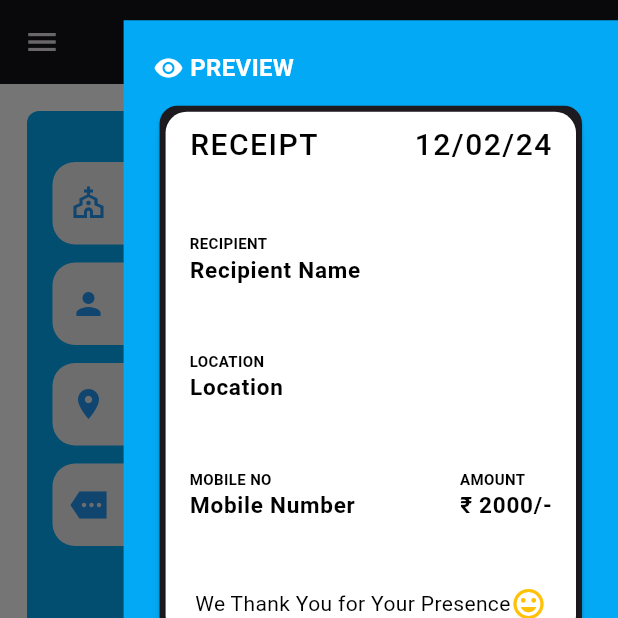
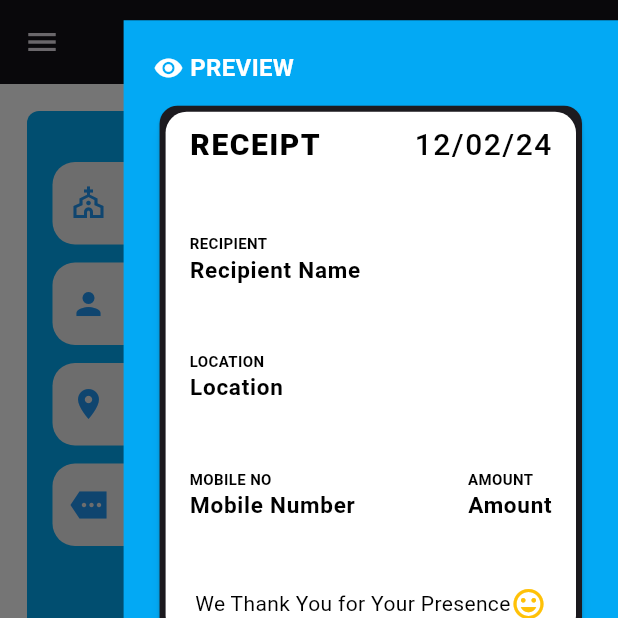
Before and after one commit to AmalanRapheal/Invoice_Generator, a Flutter app: the screen it shows after launch, after a tap on the "find in page" icon, on a phone screen of 412 x 824 dp, the top half of it. Run offline on Flutter 3.47's test engine with Material 3 defaults, Android fonts, the phone set to English and light mode, and no system bars; our stand-ins replace firebase_core, firebase_database; accounts and stored records are empty.

```diff
--- a/lib/modal/customer_model.dart
+++ b/lib/modal/customer_model.dart
@@ -6,14 +6,26 @@ class Customer {
 }
 
 class CustomerData {
+  String? event;
   String? name;
+  String? location;
+  String? remarks;
   String? mobile;
   String? amount;
 
-  CustomerData({this.name, this.mobile, this.amount});
+  CustomerData(
+      {this.event,
+      this.name,
+      this.location,
+      this.remarks,
+      this.mobile,
+      this.amount});
 
   CustomerData.fromJson(Map<dynamic, dynamic> json) {
+    event = json["event"];
     name = json["name"];
+    location = json["location"];
+    remarks = json["remarks"];
     mobile = json["mobile"];
     amount = json["amount"];
   }
--- a/lib/modal/menu_model.dart
+++ b/lib/modal/menu_model.dart
@@ -3,6 +3,7 @@ import 'package:flutter/material.dart';
 class MenuModel {
   final IconData icon;
   final String title;
+  final void Function()? onTap;
 
-  const MenuModel({required this.icon, required this.title});
+  const MenuModel({required this.icon, required this.title, this.onTap});
 }
--- a/lib/widgets/data_card.dart
+++ b/lib/widgets/data_card.dart
@@ -18,10 +18,11 @@ class _DataCardState extends State<DataCard> {
   final TextEditingController locationController = TextEditingController();
   final TextEditingController remarksController = TextEditingController();
   final TextEditingController mobileNumberController = TextEditingController();
+  final TextEditingController amountController = TextEditingController();
 
   List<Customer> customerList = [];
 
-  bool updateCustomer = true;
+  bool updateCustomer = false;
 
   @override
   void initState() {
@@ -181,7 +182,7 @@ class _DataCardState extends State<DataCard> {
                   suffixIcon: Icon(Icons.abc),
                 ),
                 onChanged: (value) {
-                  setState(() {});
+                  // setState(() {});
                 },
               ),
             ),
@@ -280,8 +281,7 @@ class _DataCardState extends State<DataCard> {
                   ),
                   child: TextFormField(
                     style: const TextStyle(color: secondryTextColor),
-
-                    // controller: amountController,
+                    controller: amountController,
                     keyboardType: TextInputType.number,
                     decoration: const InputDecoration(
                       border: InputBorder.none,
@@ -298,7 +298,6 @@ class _DataCardState extends State<DataCard> {
                       ),
                       suffixIcon: Icon(Icons.onetwothree_sharp),
                     ),
-
                     onTap: () {},
                     onChanged: (value) {
                       setState(() {});
@@ -335,14 +334,16 @@ class _DataCardState extends State<DataCard> {
                       onPressed: () {
                         Map<String, dynamic> data = {
                           "name": nameController.text.toString(),
+                          "loaction": locationController.text.toString(),
+                          "remarks": remarksController.text.toString(),
                           "mobile": mobileNumberController.text.toString(),
-                          "amount": locationController.text.toString()
+                          "amount": amountController.text.toString()
                         };
 
                         if (updateCustomer) {
                           dbRef
                               .child("Customers")
-                              .child(key!)
+                              .child(key ??= "default")
                               .update(data)
                               .then((value) {
                             int index = customerList
--- a/lib/widgets/preview_card.dart
+++ b/lib/widgets/preview_card.dart
@@ -14,6 +14,8 @@ class _PreviewCardState extends State<PreviewCard> {
         TextEditingController();
     final TextEditingController nameController = TextEditingController();
     final TextEditingController locationController = TextEditingController();
+    final TextEditingController amountController = TextEditingController();
+
     return Column(
       crossAxisAlignment: CrossAxisAlignment.center,
       children: [
@@ -29,7 +31,9 @@ class _PreviewCardState extends State<PreviewCard> {
               mobileNumber: mobileNumberController.text.isEmpty
                   ? "Mobile Number"
                   : mobileNumberController.text,
-          ),
+              amount: amountController.text.isEmpty
+                  ? "Amount"
+                  : amountController.text),
         ),
       ],
     );
@@ -40,6 +44,7 @@ Card cardPreview({
   required String cardHolder,
   required String location,
   required String mobileNumber,
+  required String amount,
 }) {
   return Card(
     elevation: 4.0,
@@ -63,7 +68,7 @@ Card cardPreview({
                 style: TextStyle(
                   color: secondryTextColor,
                   fontSize: 20,
-                  fontWeight: FontWeight.w500,
+                  fontWeight: FontWeight.w900,
                   letterSpacing: 1,
                 ),
               ),
@@ -105,7 +110,7 @@ Card cardPreview({
               ),
               buildDetailsBlock(
                 label: 'AMOUNT',
-                value: "₹ " '2000' "/-",
+                value: amount,
               ),
             ],
           ),
```
Also changed, not shown: lib/constants/constant.dart (+24 -0 lines), 2 other files. Lines whose indentation alone changed are shown as unchanged.
